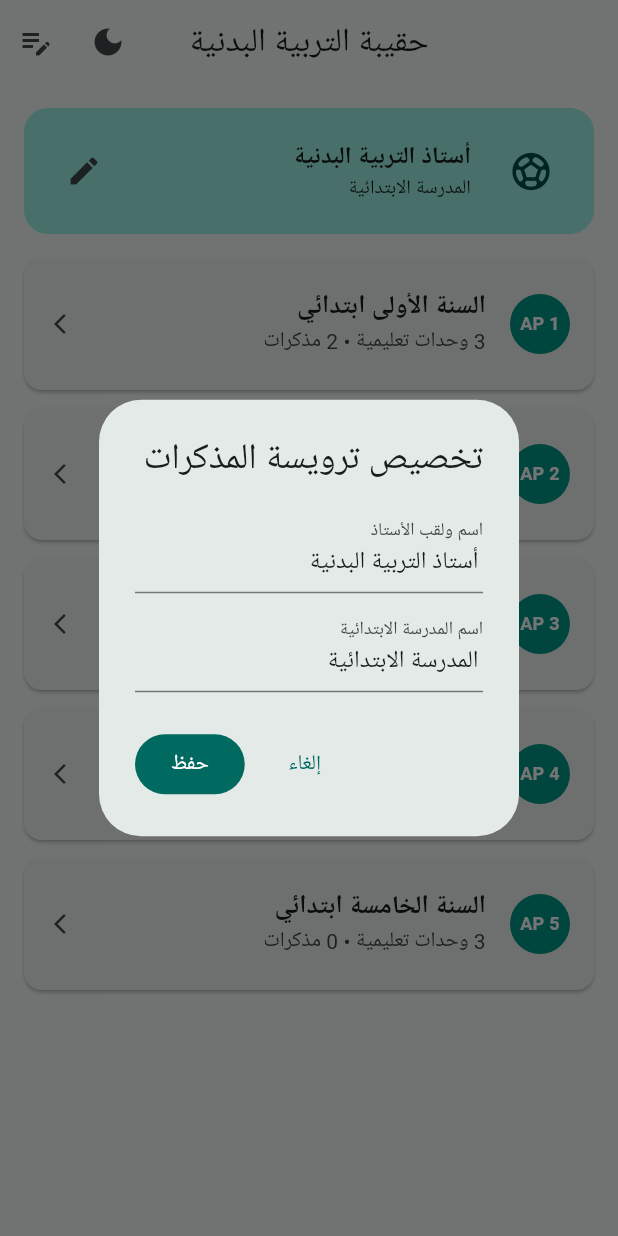
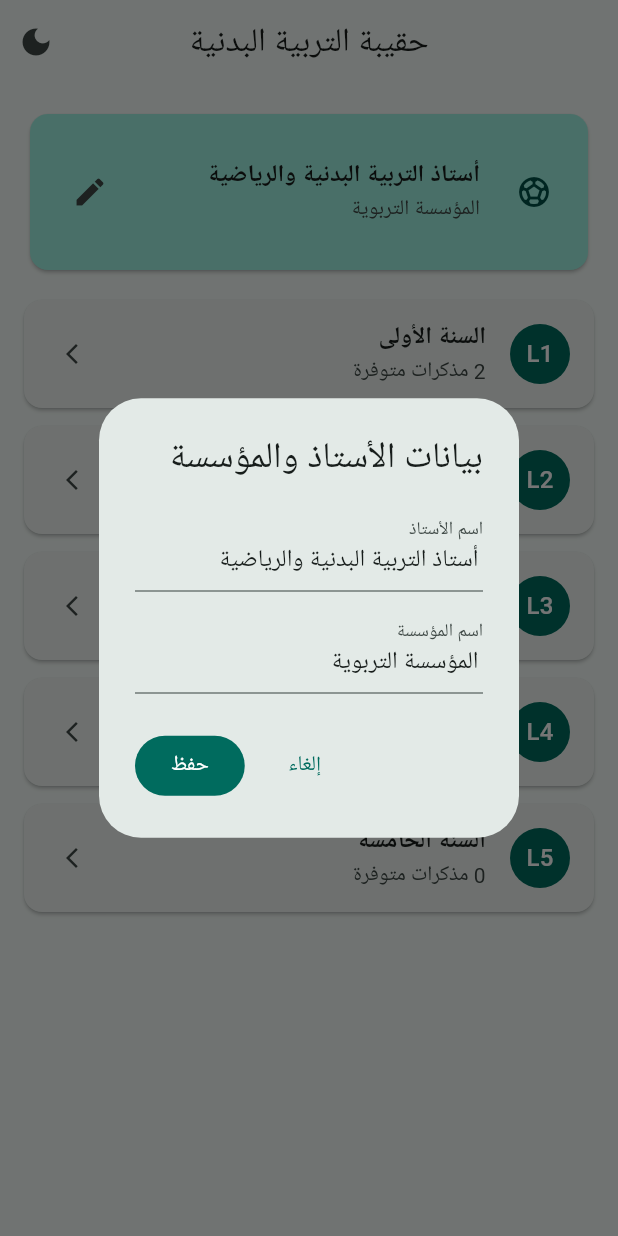
Before and after one commit to hattabokacha1991-beep/pe_bag_algeria, a Flutter app: the screen it shows after launch, after a tap on the "edit" icon, on a phone screen of 412 x 824 dp. Run offline on Flutter 3.47's test engine with Material 3 defaults, Android fonts, the phone set to English and light mode, and no system bars; our stand-ins replace pdf, printing, share_plus.

Commit message:
Update main.dart

```diff
--- a/lib/main.dart
+++ b/lib/main.dart
@@ -1,28 +1,40 @@
+import 'dart:io';
 import 'package:flutter/material.dart';
+import 'package:path_provider/path_provider.dart';
+import 'package:pdf/pdf.dart';
+import 'package:pdf/widgets.dart' as pw;
+import 'package:printing/printing.dart';
+import 'package:share_plus/share_plus.dart';
 
 void main() {
-  runApp(const PEAlgeriaApp());
+  runApp(const PeBagAlgeriaApp());
 }
 
-class PEAlgeriaApp extends StatefulWidget {
-  const PEAlgeriaApp({super.key});
+class PeBagAlgeriaApp extends StatefulWidget {
+  const PeBagAlgeriaApp({super.key});
 
   @override
-  State<PEAlgeriaApp> createState() => _PEAlgeriaAppState();
+  State<PeBagAlgeriaApp> createState() => _PeBagAlgeriaAppState();
 }
 
-class _PEAlgeriaAppState extends State<PEAlgeriaApp> {
+class _PeBagAlgeriaAppState extends State<PeBagAlgeriaApp> {
   bool isDarkMode = false;
 
   @override
   Widget build(BuildContext context) {
     return MaterialApp(
       debugShowCheckedModeBanner: false,
-      title: 'حقيبة أستاذ التربية البدنية',
+      title: 'حقيبة التربية البدنية',
+      themeMode: isDarkMode ? ThemeMode.dark : ThemeMode.light,
       theme: ThemeData(
-        colorSchemeSeed: Colors.teal,
-        brightness: isDarkMode ? Brightness.dark : Brightness.light,
         useMaterial3: true,
+        colorSchemeSeed: const Color(0xFF00796B),
+        brightness: Brightness.light,
+      ),
+      darkTheme: ThemeData(
+        useMaterial3: true,
+        colorSchemeSeed: const Color(0xFF00796B),
+        brightness: Brightness.dark,
       ),
       builder: (context, child) {
         return Directionality(
@@ -38,130 +50,27 @@ class _PEAlgeriaAppState extends State<PEAlgeriaApp> {
   }
 }
 
-class LessonMemo {
-  final String number;
+class MemoModel {
+  final String id;
+  final String level;
+  final String unit;
   final String title;
-  final String unit;
   final String objective;
-  final String equipment;
   final String warmUp;
   final String mainPart;
   final String coolDown;
 
-  LessonMemo({
-    required this.number,
+  const MemoModel({
+    required this.id,
+    required this.level,
+    required this.unit,
     required this.title,
-    required this.unit,
     required this.objective,
-    required this.equipment,
     required this.warmUp,
     required this.mainPart,
     required this.coolDown,
   });
 }
-
-class GradeLevel {
-  final String name;
-  final String shortNum;
-  final String annualPlan;
-  final List<String> units;
-  final List<LessonMemo> memos;
-
-  GradeLevel({
-    required this.name,
-    required this.shortNum,
-    required this.annualPlan,
-    required this.units,
-    required this.memos,
-  });
-}
-
-final List<GradeLevel> curriculumData = [
-  GradeLevel(
-    name: 'السنة الأولى ابتدائي',
-    shortNum: '1 AP',
-    annualPlan:
-        '• الميدان الأول: الوضعية والتنقل (المشي، الجري، التوازن).\n'
-        '• الميدان الثاني: الحركات القاعدية (الرمي، الوثب، التخطي).\n'
-        '• الميدان الثالث: الألعاب الجماعية التمهيدية والتعاون.',
-    units: [
-      'الوحدة 01: التنقلات الأساسية والتوازن',
-      'الوحدة 02: الرمي والتصويب نحو أهداف',
-      'الوحدة 03: الألعاب الجماعية التمهيدية',
-    ],
-    memos: [
-      LessonMemo(
-        number: '01',
-        title: 'المشي والجري في فضاءات مختلفة',
-        unit: 'الوحدة 01: التنقلات الأساسية',
-        objective: 'ضبط إيقاع الجري وتفادي الاصطدام بالزملاء داخل فضاء محدد.',
-        equipment: 'أقماع، حلقات، صافرة، صدريات ملونة.',
-        warmUp: 'لعبة القطار السريع: المشي ثم الهرولة الخفيفة حول الملعب مع تغيير الاتجاه عند الصافرة (10 د).',
-        mainPart: 'ورشة الحواجز المنخفضة: الجري المتعرج بين الأقماع والقفز داخل الحلقات في أفواج (25 د).',
-        coolDown: 'لعبة التمثال: التوقف التام عند الإشارة مع تمارين التنفس العميق (5 د).',
-      ),
-      LessonMemo(
-        number: '02',
-        title: 'التوازن على خط مستقيم',
-        unit: 'الوحدة 01: التنقلات الأساسية',
-        objective: 'الحفاظ على توازن الجسم أثناء التنقل على مسار ضيق.',
-        equipment: 'حبال أرضية، أكياس رملية صغيرة، أقماع.',
-        warmUp: 'تسخين المفاصل مع لعبة تقليد حركة الحيوانات (10 د).',
-        mainPart: 'المشي فوق حبل ممدود على الأرض ذهاباً وإياباً مع حمل كيس رملي فوق الرأس (25 د).',
-        coolDown: 'الجلوس في دائرة وتمارين إطالة خفيفة للرجلين والظهر (5 د).',
-      ),
-    ],
-  ),
-  GradeLevel(
-    name: 'السنة الثانية ابتدائي',
-    shortNum: '2 AP',
-    annualPlan:
-        '• الميدان الأول: تطوير التناسق الحركي والجري السريع.\n'
-        '• الميدان الثاني: الوثب الطويل والعلوي البسيط.\n'
-        '• الميدان الثالث: التمرير والاستقبال باليد ضمن مجموعات.',
-    units: [
-      'الوحدة 01: الجري السريع وتخطي الحواجز',
-      'الوحدة 02: الوثب بأنواعه',
-      'الوحدة 03: التمرير والاستقبال',
-    ],
-    memos: [
-      LessonMemo(
-        number: '01',
-        title: 'الانطلاق السريع عند الإشارة',
-        unit: 'الوحدة 01: الجري السريع',
-        objective: 'الاستجابة السريعة للإشارة السمعية والبصرية والانطلاق في خط مستقيم.',
-        equipment: 'أقماع، صافرة، رايات ملونة.',
-        warmUp: 'الجري الخفيف مع حركات الذراعين وتنبيهات سمعية للتوقف والانطلاق (10 د).',
-        mainPart: 'سباقات قصيرة لمسافة 15 متر من وضعيات انطلاق مختلفة (الوقوف، الجلوس) (25 د).',
-        coolDown: 'المشي البطيء مع تمارين الاسترخاء (5 د).',
-      ),
-    ],
-  ),
-  GradeLevel(
-    name: 'السنة الثالثة ابتدائي',
-    shortNum: '3 AP',
-    annualPlan: 'بناء التصرفات القاعدية في الجري، الرمي، والمنافسات الثنائية وتطبيق قواعد الأمن.',
-    units: ['الوحدة 01: سباقات التتابع', 'الوحدة 02: الرمي لبعيد', 'الوحدة 03: ألعاب المواجهة'],
-    memos: [],
-  ),
-  GradeLevel(
-    name: 'السنة الرابعة ابتدائي',
-    shortNum: '4 AP',
-    annualPlan: 'تنظيم التنقلات الفردية والجماعية وتطبيق قوانين الألعاب المصغرة والتعاون مع الزملاء.',
-    units: ['الوحدة 01: الجري السريع والمقاومة', 'الوحدة 02: ألعاب الكرة المصغرة', 'الوحدة 03: الجمباز الأرضي البسيط'],
-    memos: [],
-  ),
-  GradeLevel(
-    name: 'السنة الخامسة ابتدائي',
-    shortNum: '5 AP',
-    annualPlan: 'التحكم في المهارات الحركية المركبة والتحضير للمنافسات المدرسية والعمل الجماعي المنظم.',
-    units: ['الوحدة 01: ألعاب القوى (جري، وثب، رمي)', 'الوحدة 02: الرياضات الجماعية المصغرة', 'الوحدة 03: التوجيه والتنقل'],
-    memos: [],
-  ),
-];
-
-String teacherName = 'أستاذ التربية البدنية';
-String schoolName = 'المدرسة الابتدائية';
 
 class HomeScreen extends StatefulWidget {
   final bool isDarkMode;
@@ -178,29 +87,82 @@ class HomeScreen extends StatefulWidget {
 }
 
 class _HomeScreenState extends State<HomeScreen> {
-  void _editProfile() {
+  String teacherName = 'أستاذ التربية البدنية والرياضية';
+  String schoolName = 'المؤسسة التربوية';
+
+  final List<String> levels = const [
+    'السنة الأولى',
+    'السنة الثانية',
+    'السنة الثالثة',
+    'السنة الرابعة',
+    'السنة الخامسة',
+  ];
+
+  final List<MemoModel> allMemos = const [
+    MemoModel(
+      id: 'M01',
+      level: 'السنة الأولى',
+      unit: 'الجري السريع',
+      title: 'المذكرة 01: الانطلاق السريع ورد الفعل',
+      objective: 'تحسين سرعة الاستجابة الحركية والانطلاق الصحيح عند سماع الإشارة.',
+      warmUp: 'جري خفيف حول الميدان لمدة 5 دقائق + تمارين مرونة المفاصل.',
+      mainPart: 'ألعاب تفاعلية للانطلاق من وضعيات مختلفة (الجلوس، الوقوف، الانبطاح) لمسافة 15م.',
+      coolDown: 'مشي بطيء مع تمارين التنفس والاسترخاء العضلي.',
+    ),
+    MemoModel(
+      id: 'M02',
+      level: 'السنة الأولى',
+      unit: 'القفز والوثب',
+      title: 'المذكرة 02: التوازن والارتقاء بكلتا الرجلين',
+      objective: 'تنسيق حركة الذراعين مع الرجلين أثناء الوثب الأمامي.',
+      warmUp: 'تسخين عام + قفزات خفيفة في المكان.',
+      mainPart: 'اجتياز حواجز منخفضة متتالية والهبوط المتوازن داخل الحلقات.',
+      coolDown: 'تمارين إطالة خفيفة للطرفين السفليين.',
+    ),
+    MemoModel(
+      id: 'M03',
+      level: 'السنة الثانية',
+      unit: 'الألعاب الجماعية',
+      title: 'المذكرة 01: التمرير والاستلام في وضعية الحركة',
+      objective: 'القدرة على تمرير الكرة بدقة نحو الزميل أثناء التنقل.',
+      warmUp: 'تنقلات متنوعة بالكرة وبدون كرة.',
+      mainPart: 'تمارين ثنائية للتمرير والاستلام ثم لعبة مصغرة 4 ضد 4.',
+      coolDown: 'تهدئة عامة وتقييم الحصة مع التلاميذ.',
+    ),
+  ];
+
+  void _editTeacherInfo() {
     final nameCtrl = TextEditingController(text: teacherName);
     final schoolCtrl = TextEditingController(text: schoolName);
 
     showDialog(
       context: context,
       builder: (ctx) => AlertDialog(
-        title: const Text('تخصيص ترويسة المذكرات'),
+        title: const Text('بيانات الأستاذ والمؤسسة'),
         content: Column(
           mainAxisSize: MainAxisSize.min,
           children: [
-            TextField(controller: nameCtrl, decoration: const InputDecoration(labelText: 'اسم ولقب الأستاذ')),
-            const SizedBox(height: 10),
-            TextField(controller: schoolCtrl, decoration: const InputDecoration(labelText: 'اسم المدرسة الابتدائية')),
+            TextField(
+              controller: nameCtrl,
+              decoration: const InputDecoration(labelText: 'اسم الأستاذ'),
+            ),
+            const SizedBox(height: 12),
+            TextField(
+              controller: schoolCtrl,
+              decoration: const InputDecoration(labelText: 'اسم المؤسسة'),
+            ),
           ],
         ),
         actions: [
-          TextButton(onPressed: () => Navigator.pop(ctx), child: const Text('إلغاء')),
+          TextButton(
+            onPressed: () => Navigator.pop(ctx),
+            child: const Text('إلغاء'),
+          ),
           FilledButton(
             onPressed: () {
               setState(() {
-                if (nameCtrl.text.trim().isNotEmpty) teacherName = nameCtrl.text.trim();
-                if (schoolCtrl.text.trim().isNotEmpty) schoolName = schoolCtrl.text.trim();
+                teacherName = nameCtrl.text.trim();
+                schoolName = schoolCtrl.text.trim();
               });
               Navigator.pop(ctx);
             },
@@ -222,150 +184,268 @@ class _HomeScreenState extends State<HomeScreen> {
             icon: Icon(widget.isDarkMode ? Icons.light_mode : Icons.dark_mode),
             onPressed: widget.onToggleTheme,
           ),
-          IconButton(
-            icon: const Icon(Icons.edit_note),
-            onPressed: _editProfile,
-          ),
         ],
       ),
-      body: Column(
+      body: ListView(
+        padding: const EdgeInsets.all(16),
         children: [
-          Container(
-            margin: const EdgeInsets.all(16),
-            padding: const EdgeInsets.all(16),
-            decoration: BoxDecoration(
+          Card(
             color: Theme.of(context).colorScheme.primaryContainer,
-              borderRadius: BorderRadius.circular(16),
+            child: ListTile(
+              contentPadding: const EdgeInsets.all(16),
+              leading: const CircleAvatar(
+                child: Icon(Icons.sports_soccer),
               ),
-            child: Row(
-              children: [
-                const CircleAvatar(radius: 26, child: Icon(Icons.sports_soccer, size: 30)),
-                const SizedBox(width: 14),
-                Expanded(
-                  child: Column(
-                    crossAxisAlignment: CrossAxisAlignment.start,
-                    children: [
-                      Text(teacherName, style: const TextStyle(fontWeight: FontWeight.bold, fontSize: 16)),
-                      Text(schoolName, style: const TextStyle(fontSize: 13)),
-                    ],
+              title: Text(
+                teacherName,
+                style: const TextStyle(fontWeight: FontWeight.bold),
+              ),
+              subtitle: Text(schoolName),
+              trailing: IconButton(
+                icon: const Icon(Icons.edit),
+                onPressed: _editTeacherInfo,
               ),
             ),
-                IconButton(icon: const Icon(Icons.edit), onPressed: _editProfile),
-              ],
           ),
-          ),
-          Expanded(
-            child: ListView.builder(
-              padding: const EdgeInsets.symmetric(horizontal: 16),
-              itemCount: curriculumData.length,
-              itemBuilder: (context, index) {
-                final grade = curriculumData[index];
+          const SizedBox(height: 16),
+          ...List.generate(levels.length, (index) {
+            final levelName = levels[index];
+            final levelMemos =
+                allMemos.where((m) => m.level == levelName).toList();
+
             return Card(
               margin: const EdgeInsets.only(bottom: 12),
               child: ListTile(
-                    contentPadding: const EdgeInsets.symmetric(horizontal: 16, vertical: 8),
                 leading: CircleAvatar(
-                      backgroundColor: Colors.teal,
+                  backgroundColor: Theme.of(context).colorScheme.primary,
                   foregroundColor: Colors.white,
-                      child: Text(grade.shortNum, style: const TextStyle(fontSize: 12, fontWeight: FontWeight.bold)),
+                  child: Text('L${index + 1}'),
                 ),
-                    title: Text(grade.name, style: const TextStyle(fontWeight: FontWeight.bold, fontSize: 17)),
-                    subtitle: Text('${grade.units.length} وحدات تعليمية • ${grade.memos.length} مذكرات'),
+                title: Text(
+                  levelName,
+                  style: const TextStyle(fontWeight: FontWeight.bold),
+                ),
+                subtitle: Text('${levelMemos.length} مذكرات متوفرة'),
                 trailing: const Icon(Icons.arrow_forward_ios, size: 16),
                 onTap: () {
                   Navigator.push(
                     context,
-                        MaterialPageRoute(builder: (_) => GradeScreen(grade: grade)),
+                    MaterialPageRoute(
+                      builder: (_) => LevelMemosScreen(
+                        levelName: levelName,
+                        memos: levelMemos,
+                        teacherName: teacherName,
+                        schoolName: schoolName,
+                      ),
+                    ),
+                  );
+                },
+              ),
+            );
+          }),
+        ],
+      ),
+    );
+  }
+}
+
+class LevelMemosScreen extends StatelessWidget {
+  final String levelName;
+  final List<MemoModel> memos;
+  final String teacherName;
+  final String schoolName;
+
+  const LevelMemosScreen({
+    super.key,
+    required this.levelName,
+    required this.memos,
+    required this.teacherName,
+    required this.schoolName,
+  });
+
+  @override
+  Widget build(BuildContext context) {
+    return Scaffold(
+      appBar: AppBar(title: Text(levelName)),
+      body: memos.isEmpty
+          ? const Center(child: Text('لا توجد مذكرات مضافة لهذا المستوى بعد'))
+          : ListView.builder(
+              padding: const EdgeInsets.all(16),
+              itemCount: memos.length,
+              itemBuilder: (context, index) {
+                final memo = memos[index];
+                return Card(
+                  margin: const EdgeInsets.only(bottom: 12),
+                  child: ListTile(
+                    title: Text(memo.title),
+                    subtitle: Text('الوحدة: ${memo.unit}'),
+                    trailing: const Icon(Icons.description_outlined),
+                    onTap: () {
+                      Navigator.push(
+                        context,
+                        MaterialPageRoute(
+                          builder: (_) => MemoDetailScreen(
+                            memo: memo,
+                            teacherName: teacherName,
+                            schoolName: schoolName,
+                          ),
+                        ),
                       );
                     },
                   ),
                 );
               },
             ),
+    );
+  }
+}
+
+class MemoDetailScreen extends StatelessWidget {
+  final MemoModel memo;
+  final String teacherName;
+  final String schoolName;
+
+  const MemoDetailScreen({
+    super.key,
+    required this.memo,
+    required this.teacherName,
+    required this.schoolName,
+  });
+
+  Future<void> _exportPdf() async {
+    final pdf = pw.Document();
+    final arabicFont = await PdfGoogleFonts.cairoRegular();
+    final arabicBold = await PdfGoogleFonts.cairoBold();
+
+    pdf.addPage(
+      pw.Page(
+        pageFormat: PdfPageFormat.a4,
+        textDirection: pw.TextDirection.rtl,
+        theme: pw.ThemeData.withFont(base: arabicFont, bold: arabicBold),
+        build: (context) => pw.Column(
+          crossAxisAlignment: pw.CrossAxisAlignment.start,
+          children: [
+            pw.Text('المؤسسة: $schoolName', style: const pw.TextStyle(fontSize: 12)),
+            pw.Text('الأستاذ: $teacherName', style: const pw.TextStyle(fontSize: 12)),
+            pw.Divider(),
+            pw.SizedBox(height: 8),
+            pw.Text(memo.title,
+                style: pw.TextStyle(fontSize: 18, fontWeight: pw.FontWeight.bold)),
+            pw.Text('المستوى: ${memo.level} | الوحدة: ${memo.unit}'),
+            pw.SizedBox(height: 16),
+            _pdfSection('الهدف التعلمي:', memo.objective),
+            _pdfSection('المرحلة التحضيرية:', memo.warmUp),
+            _pdfSection('المرحلة التعليمية (الرئيسية):', memo.mainPart),
+            _pdfSection('المرحلة الختامية:', memo.coolDown),
+          ],
+        ),
+      ),
+    );
+
+    await Printing.layoutPdf(onLayout: (format) async => pdf.save());
+  }
+
+  pw.Widget _pdfSection(String title, String body) {
+    return pw.Container(
+      margin: const pw.EdgeInsets.only(bottom: 12),
+      padding: const pw.EdgeInsets.all(10),
+      decoration: pw.BoxDecoration(
+        border: pw.Border.all(color: PdfColors.grey400),
+        borderRadius: pw.BorderRadius.circular(6),
+      ),
+      child: pw.Column(
+        crossAxisAlignment: pw.CrossAxisAlignment.start,
+        children: [
+          pw.Text(title, style: pw.TextStyle(fontWeight: pw.FontWeight.bold)),
+          pw.SizedBox(height: 4),
+          pw.Text(body),
+        ],
+      ),
+    );
+  }
+
+  Future<void> _exportWordDoc() async {
+    final dir = await getTemporaryDirectory();
+    final file = File('${dir.path}/${memo.id}.doc');
+
+    final htmlContent = '''
+<html dir="rtl" lang="ar">
+<head><meta charset="utf-8"></head>
+<body style="font-family: Arial, sans-serif; line-height: 1.6;">
+  <p><strong>المؤسسة:</strong> $schoolName | <strong>الأستاذ:</strong> $teacherName</p>
+  <hr>
+  <h2>${memo.title}</h2>
+  <p><strong>المستوى:</strong> ${memo.level} — <strong>الوحدة:</strong> ${memo.unit}</p>
+  <table border="1" cellpadding="8" cellspacing="0" width="100%">
+    <tr><th width="25%">المرحلة</th><th>المحتوى البيداغوجي</th></tr>
+    <tr><td><strong>الهدف التعلمي</strong></td><td>${memo.objective}</td></tr>
+    <tr><td><strong>المرحلة التحضيرية</strong></td><td>${memo.warmUp}</td></tr>
+    <tr><td><strong>المرحلة التعليمية</strong></td><td>${memo.mainPart}</td></tr>
+    <tr><td><strong>المرحلة الختامية</strong></td><td>${memo.coolDown}</td></tr>
+  </table>
+</body>
+</html>
+''';
+
+    await file.writeAsString(htmlContent);
+    await Share.shareXFiles([XFile(file.path)], text: memo.title);
+  }
+
+  @override
+  Widget build(BuildContext context) {
+    return Scaffold(
+      appBar: AppBar(title: Text(memo.id)),
+      body: ListView(
+        padding: const EdgeInsets.all(16),
+        children: [
+          Text(
+            memo.title,
+            style: Theme.of(context).textTheme.titleLarge?.copyWith(
+                  fontWeight: FontWeight.bold,
+                ),
+          ),
+          const SizedBox(height: 6),
+          Text('${memo.level} • ${memo.unit}'),
+          const Divider(height: 24),
+          _buildStageCard('الهدف التعلمي', memo.objective, Icons.flag),
+          _buildStageCard('المرحلة التحضيرية', memo.warmUp, Icons.directions_run),
+          _buildStageCard('المرحلة التعليمية', memo.mainPart, Icons.sports),
+          _buildStageCard('المرحلة الختامية', memo.coolDown, Icons.self_improvement),
+          const SizedBox(height: 20),
+          Row(
+            children: [
+              Expanded(
+                child: FilledButton.icon(
+                  onPressed: _exportPdf,
+                  icon: const Icon(Icons.picture_as_pdf),
+                  label: const Text('تصدير PDF'),
+                ),
+              ),
+              const SizedBox(width: 12),
+              Expanded(
+                child: OutlinedButton.icon(
+                  onPressed: _exportWordDoc,
+                  icon: const Icon(Icons.article),
+                  label: const Text('تصدير Word'),
+                ),
+              ),
+            ],
           ),
         ],
       ),
     );
   }
-}
-class GradeScreen extends StatelessWidget {
-  final GradeLevel grade;
 
-  const GradeScreen({super.key, required this.grade});
-
-  @override
-  Widget build(BuildContext context) {
-    return Scaffold(
-      appBar: AppBar(
-        title: Text(grade.name),
-        centerTitle: true,
+  Widget _buildStageCard(String title, String content, IconData icon) {
+    return Card(
+      margin: const EdgeInsets.only(bottom: 12),
+      child: ListTile(
+        leading: Icon(icon),
+        title: Text(title, style: const TextStyle(fontWeight: FontWeight.bold)),
+        subtitle: Padding(
+          padding: const EdgeInsets.only(top: 6),
+          child: Text(content),
         ),
-      body: ListView(
-        padding: const EdgeInsets.all(16),
-        children: [
-          Card(
-            color: Theme.of(context).colorScheme.primaryContainer,
-            child: Padding(
-              padding: const EdgeInsets.all(16),
-              child: Column(
-                crossAxisAlignment: CrossAxisAlignment.start,
-                children: [
-                  const Text(
-                    'التدرج السنوي والميادين:',
-                    style: TextStyle(fontWeight: FontWeight.bold, fontSize: 16),
-                  ),
-                  const SizedBox(height: 8),
-                  Text(grade.annualPlan),
-                ],
-              ),
-            ),
-          ),
-          const SizedBox(height: 16),
-          const Text(
-            'الوحدات التعليمية:',
-            style: TextStyle(fontWeight: FontWeight.bold, fontSize: 18),
-          ),
-          const SizedBox(height: 8),
-          ...grade.units.map((unit) => Card(
-                child: ListTile(
-                  leading: const Icon(Icons.sports_handball, color: Colors.teal),
-                  title: Text(unit),
-                ),
-              )),
-          const SizedBox(height: 16),
-          const Text(
-            'نماذج المذكرات:',
-            style: TextStyle(fontWeight: FontWeight.bold, fontSize: 18),
-          ),
-          const SizedBox(height: 8),
-          ...grade.memos.map((memo) => Card(
-                margin: const EdgeInsets.only(bottom: 12),
-                child: ExpansionTile(
-                  title: Text('مذكرة ${memo.number}: ${memo.title}',
-                      style: const TextStyle(fontWeight: FontWeight.bold)),
-                  subtitle: Text(memo.unit),
-                  children: [
-                    Padding(
-                      padding: const EdgeInsets.all(16),
-                      child: Column(
-                        crossAxisAlignment: CrossAxisAlignment.start,
-                        children: [
-                          Text('• الهدف الإجرائي: ${memo.objective}'),
-                          const SizedBox(height: 6),
-                          Text('• الوسائل: ${memo.equipment}'),
-                          const SizedBox(height: 6),
-                          Text('• المرحلة التحضيرية: ${memo.warmUp}'),
-                          const SizedBox(height: 6),
-                          Text('• المرحلة الرئيسية: ${memo.mainPart}'),
-                          const SizedBox(height: 6),
-                          Text('• المرحلة الختامية: ${memo.coolDown}'),
-                        ],
-                      ),
-                    ),
-                  ],
-                ),
-              )),
-        ],
       ),
     );
   }
```
Lines whose indentation alone changed are shown as unchanged.
